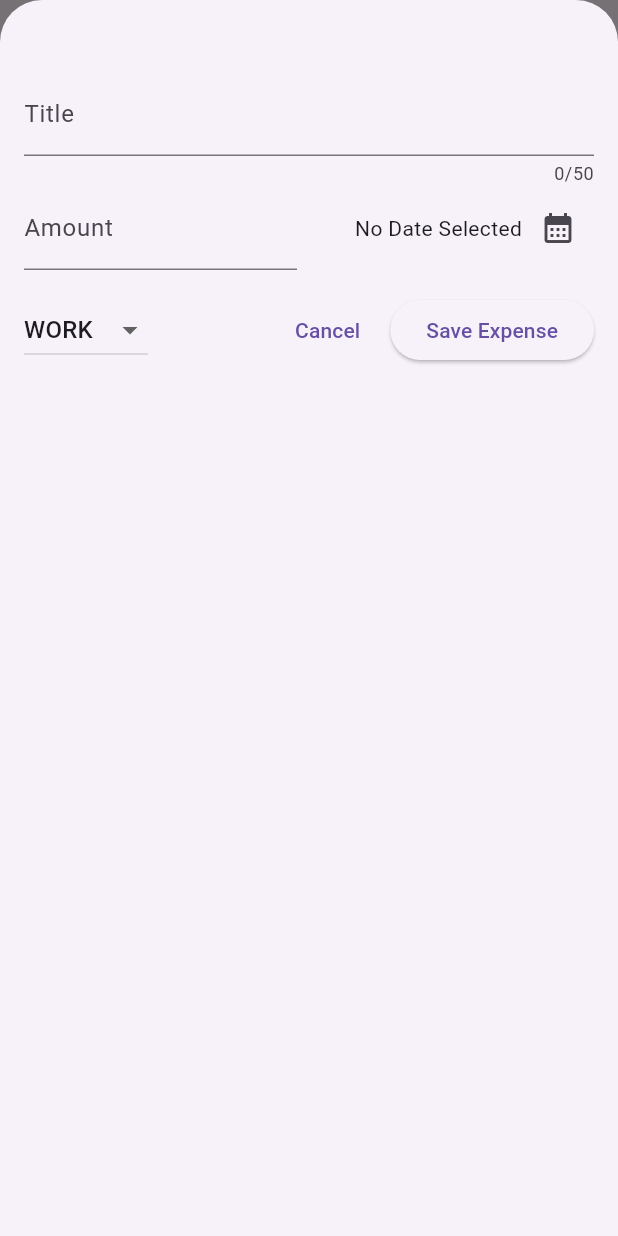
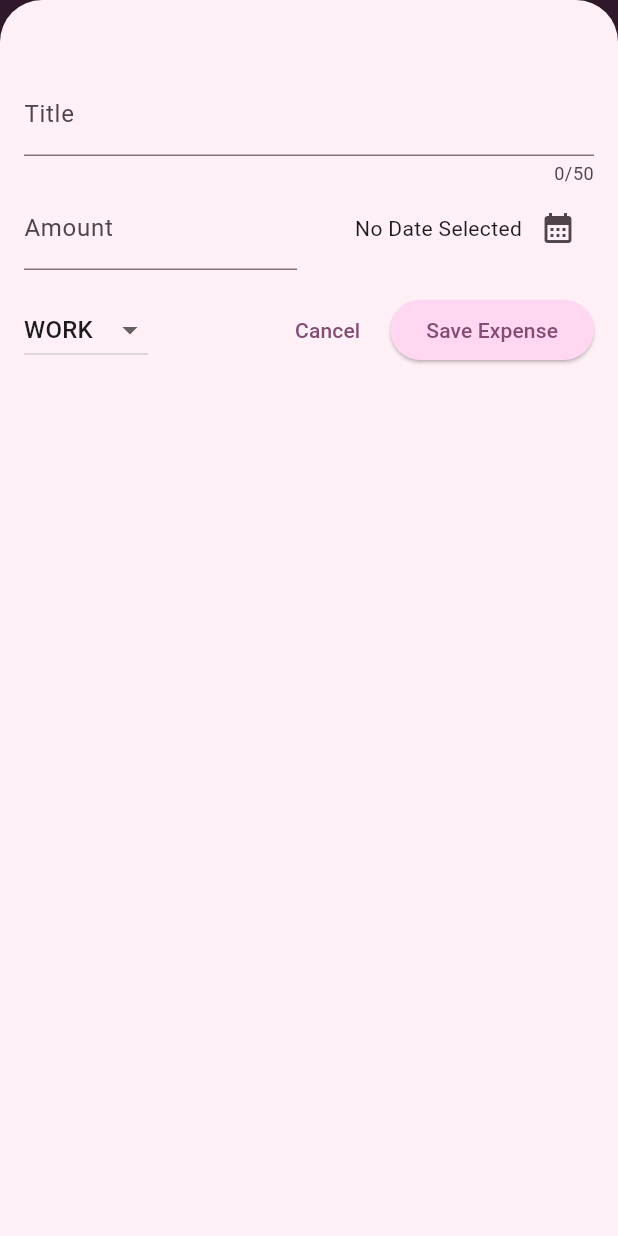
Before and after one commit to ishivpoojan22/cashtrack, a Flutter app: the screen it shows after launch, after a tap on the "add" icon, on a phone screen of 412 x 824 dp. Run offline on Flutter 3.47's test engine with Material 3 defaults, Android fonts, the phone set to English and light mode, and no system bars.

Commit message:
set dark mode

```diff
--- a/lib/main.dart
+++ b/lib/main.dart
@@ -1,10 +1,58 @@
 import 'package:flutter/material.dart';
 import 'package:cashtrack/widget/expenses.dart';
 
+var kColorScheme = ColorScheme.fromSeed(
+  seedColor: const Color.fromARGB(255, 255, 82, 229),
+);
+
+var kDarkColorScheme = ColorScheme.fromSeed(
+  brightness: Brightness.dark,
+  seedColor: const Color.fromARGB(255, 247, 94, 255),
+);
+
 void main() {
-  runApp( MaterialApp(
-    // theme: ThemeData(useMaterial3: true),
-    home: Expenses()
+  runApp(
+    MaterialApp(
+      darkTheme: ThemeData.dark().copyWith(
+        // useMaterial3: true,
+        colorScheme: kDarkColorScheme,
+
+        cardTheme: const CardThemeData().copyWith(
+          color: kDarkColorScheme.secondaryContainer,
+          margin: const EdgeInsets.all(30),
+        ),
+        elevatedButtonTheme: ElevatedButtonThemeData(
+          style: ElevatedButton.styleFrom(
+            backgroundColor: kDarkColorScheme.primaryContainer,
+            foregroundColor: kDarkColorScheme.onPrimaryContainer,
+          ),
+        ),
+      ),
+      theme: ThemeData().copyWith(
+        // useMaterial3: true,
+        colorScheme: kColorScheme,
+        appBarTheme: const AppBarTheme().copyWith(
+          backgroundColor: kColorScheme.onPrimaryContainer,
+          foregroundColor: kColorScheme.primaryContainer,
+        ),
+        cardTheme: const CardThemeData().copyWith(
+          color: kColorScheme.secondaryContainer,
+          margin: const EdgeInsets.all(30),
+        ),
+        elevatedButtonTheme: ElevatedButtonThemeData(
+          style: ElevatedButton.styleFrom(
+            backgroundColor: kColorScheme.primaryContainer,
+          ),
+        ),
+        textTheme: ThemeData().textTheme.copyWith(
+          titleLarge: TextStyle(
+            fontWeight: FontWeight.normal,
+            color: kColorScheme.onSecondaryContainer,
+            fontSize: 14,
+          ),
+        ),
+      ),
+      home: Expenses(),
     ),
   );
 }
--- a/lib/widget/expenses_list/expense_item.dart
+++ b/lib/widget/expenses_list/expense_item.dart
@@ -9,10 +9,11 @@ class ExpenseItem extends StatelessWidget {
   @override
   Widget build(BuildContext context) {
     return Card(
-      margin: const EdgeInsets.symmetric(horizontal: 16, vertical: 4),
+      margin: const EdgeInsets.symmetric(horizontal: 12, vertical: 8),
       child: Padding(
-        padding: const EdgeInsets.all(16),
+        padding: const EdgeInsets.all(20),
         child: Row(
+          // crossAxisAlignment: CrossAxisAlignment.start,
           children: [
             // Amount on the left
             Column(
@@ -21,7 +22,7 @@ class ExpenseItem extends StatelessWidget {
                 Text(
                   '\$${expense.amount.toStringAsFixed(2)}',
                   style: const TextStyle(
-                    fontWeight: FontWeight.bold,
+                    // fontWeight: FontWeight.bold,
                     fontSize: 16,
                   ),
                 ),
@@ -35,10 +36,8 @@ class ExpenseItem extends StatelessWidget {
               child: Text(
                 expense.title,
                 textAlign: TextAlign.center,
-                style: const TextStyle(
-                  fontWeight: FontWeight.w600,
-                  fontSize: 16,
-                ),
+                style: TextStyle(fontWeight: FontWeight.w800, fontSize: 16),
+                // style: Theme.of(context).textTheme.titleLarge,
               ),
             ),
 
--- a/lib/widget/expenses_list/expense_list.dart
+++ b/lib/widget/expenses_list/expense_list.dart
@@ -17,6 +17,12 @@ class ExpenseList extends StatelessWidget {
       itemCount: expenses.length,
       itemBuilder: (context, index) => Dismissible(
         key: ValueKey(expenses[index]),
+        background: Container(
+          color: Theme.of(context).colorScheme.error.withOpacity(0.75),
+          margin: EdgeInsets.symmetric(
+            horizontal: Theme.of(context).cardTheme.margin!.horizontal,
+          ),
+        ),
         onDismissed: (direction) {
           onRemoveExpense(expenses[index]);
         },
```
